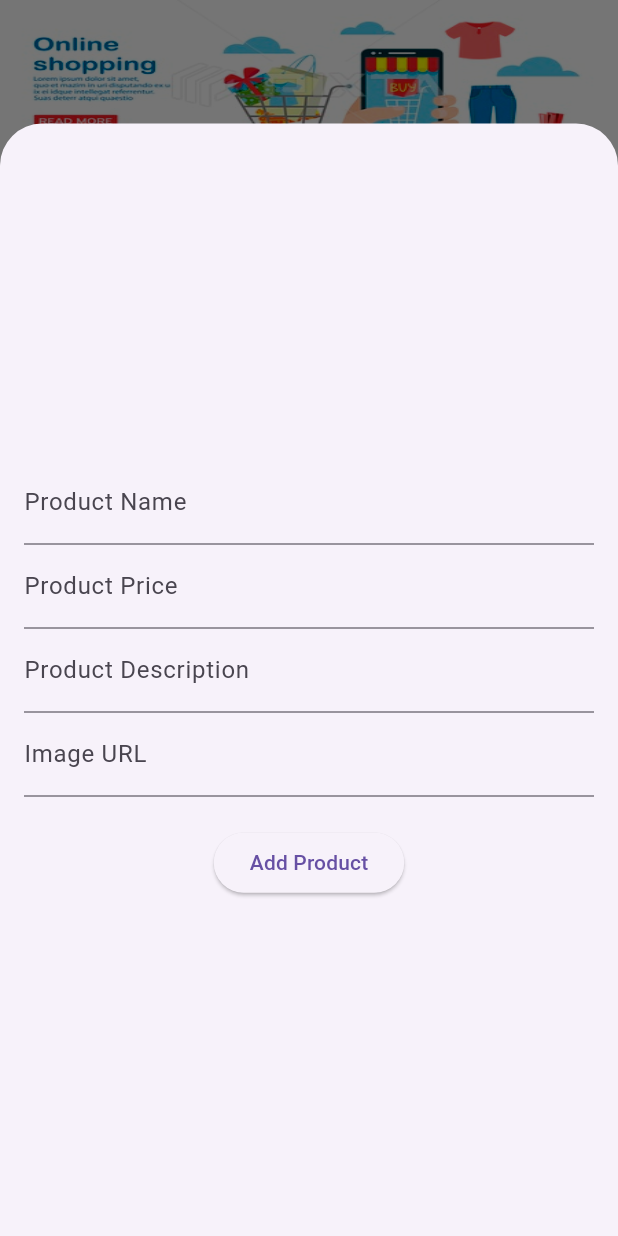
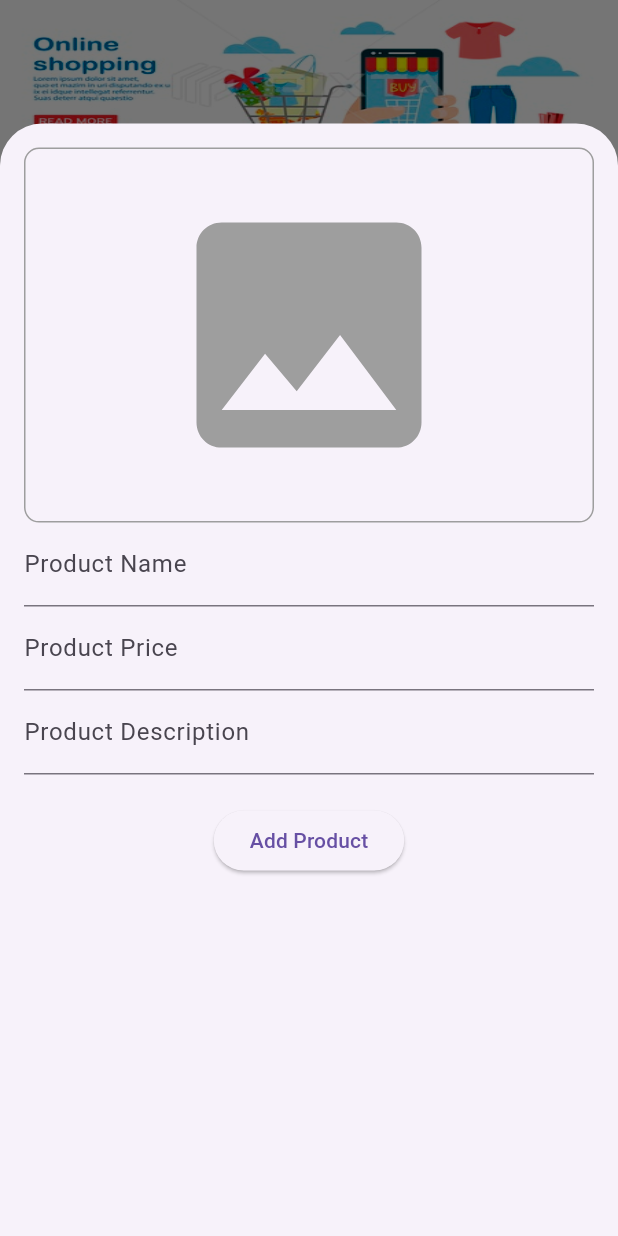
Before and after one commit to Skivap/SoftwareStudio, a Flutter app: the screen it shows after launch, after a tap on "Login", after a tap on the "add" icon, on a phone screen of 412 x 824 dp. Run offline on Flutter 3.47's test engine with Material 3 defaults, Android fonts, the phone set to English and light mode, and no system bars; our stand-ins replace cloud_firestore, firebase_auth, firebase_core, firebase_storage, image_picker; accounts and stored records are empty; network calls fail.

Commit message:
reworked image upload, fiexed android image upload

```diff
--- a/lib/home.dart
+++ b/lib/home.dart
@@ -53,9 +53,9 @@ class _HomePage extends State<HomePage> with TickerProviderStateMixin {
             label: 'Search',
           ),
           NavigationDestination(
-            icon: Icon(Icons.shopping_cart),
+            icon: Icon(Icons.checkroom_rounded),
             // icon: Badge(child: Icon(Icons.shopping_cart)),
-            label: 'Cart',
+            label: 'Wardrobe',
           ),
           NavigationDestination(
             icon: Icon(Icons.messenger_sharp),
--- a/lib/views/login.dart
+++ b/lib/views/login.dart
@@ -1,10 +1,8 @@
 import 'package:firebase_auth/firebase_auth.dart';
-import 'package:flutter/cupertino.dart';
 import 'package:flutter/material.dart';
-import 'package:flutter/rendering.dart';
-import 'package:flutter/widgets.dart';
 import 'package:prototype_ss/widgets/authentication.dart';
 import 'package:flutter/gestures.dart';
+import 'package:prototype_ss/widgets/error_dialog.dart';
 
 class LoginPage extends StatefulWidget {
 
@@ -33,8 +31,7 @@ class _LoginPage extends State<LoginPage> {
     if(email== '' && password == '')widget.changePage("Home");
     User? user = await _authService.signInWithEmailPassword(email, password);
     if (user == null){
-      print('Login Failed');
-      // mau tambah showDialog nanti
+      showErrorDialog(context, 'Login failed, email or password might be wrong');
     }
     else {
       widget.changePage("Home");
--- a/lib/views/main_page.dart
+++ b/lib/views/main_page.dart
@@ -1,10 +1,11 @@
 import 'dart:async';
+import 'dart:io';
 import 'package:cloud_firestore/cloud_firestore.dart';
-import 'package:flutter/cupertino.dart';
 import 'package:flutter/material.dart';
-import 'package:flutter/widgets.dart';
 import 'package:firebase_auth/firebase_auth.dart';
+import 'package:image_picker/image_picker.dart';
 import 'package:prototype_ss/widgets/product_page.dart';
+import 'package:firebase_storage/firebase_storage.dart';
 
 var headerStyle = const TextStyle(
   fontWeight: FontWeight.bold,
@@ -31,6 +32,7 @@ class _MainPage extends State<MainPage> {
   late PageController _bannerPageController;
   late Timer _bannerTimer;
   int _currentBannerPage = 0;
+  File? _pickedImage;
 
   @override
   void initState() {
@@ -58,6 +60,84 @@ class _MainPage extends State<MainPage> {
     _bannerPageController.dispose();
   }
 
+  Future<void> pickImage() async {
+    final ImagePicker _picker = ImagePicker();
+    final XFile? pickedImage = await _picker.pickImage(source: ImageSource.gallery);
+
+    if (pickedImage != null){
+      setState(() {
+        _pickedImage = File(pickedImage.path);
+      });
+    }
+  }
+
+  Future<String?> uploadImage(File image) async {
+     try {
+       String filename = DateTime.now().millisecondsSinceEpoch.toString();
+       Reference storageRef = FirebaseStorage.instance.ref().child('product_images/$filename');
+       UploadTask uploadTask = storageRef.putFile(image);
+       await uploadTask.whenComplete(() {});
+       return await storageRef.getDownloadURL();
+    } catch(e) {
+      print('Error uploading image: $e');
+      return null;
+    }
+  }
+
+  void addProduct() async {
+    String productName = _productNameController.text.trim();
+    String productPrice = _productPriceController.text.trim();
+    String productDescription = _productDescriptionController.text.trim();
+    //String productImageUrl = _productImageUrlController.text.trim();
+    User? user = FirebaseAuth.instance.currentUser;
+    String? userId = user?.uid ?? '';
+
+    if (productName.isNotEmpty &&
+        productPrice.isNotEmpty &&
+        productDescription.isNotEmpty &&
+        _pickedImage != null){
+        //productImageUrl.isNotEmpty) {
+      try {
+        String? imageUrl = await uploadImage(_pickedImage!);
+        if (imageUrl != null) {
+          await _firestore.collection('products').add({
+            'sellerId': userId,
+            'name': productName,
+            'price': double.parse(productPrice),
+            'description': productDescription,
+            'imageUrl': imageUrl,
+          });
+
+          ScaffoldMessenger.of(context).showSnackBar(
+            const SnackBar(content: Text('Product Added Successfully')),
+          );
+          Navigator.pop(context);
+
+          _productNameController.clear();
+          _productPriceController.clear();
+          _productDescriptionController.clear();
+          _productImageUrlController.clear();
+          setState(() {
+            _pickedImage = null;
+          });
+        } else {
+          ScaffoldMessenger.of(context).showSnackBar(
+            const SnackBar(content: Text('Failed to upload Image'))
+          );
+        }
+      } catch (e) {
+        print('Error adding product: $e');
+        ScaffoldMessenger.of(context).showSnackBar(
+          SnackBar(content: Text('Failed to add product $e')),
+        );
+      }
+    } else {
+      ScaffoldMessenger.of(context).showSnackBar(
+        const SnackBar(content: Text('Please fill in all fields')),
+      );
+    }
+  }
+
   void showProductForm(BuildContext context) {
     showModalBottomSheet<dynamic>(
       isScrollControlled: true,
@@ -69,29 +149,53 @@ class _MainPage extends State<MainPage> {
             padding: const EdgeInsets.all(16.0),
             child: Column(
               crossAxisAlignment: CrossAxisAlignment.center,
-              mainAxisAlignment: MainAxisAlignment.center,
+              mainAxisAlignment: MainAxisAlignment.start,
               children: [
+                _pickedImage == null
+                      ? GestureDetector(
+                          onTap: pickImage,
+                          child: Container(
+                            height: 250,
+                            width: double.infinity,
+                            decoration: BoxDecoration(
+                              border: Border.all(color: Colors.grey),
+                              borderRadius: BorderRadius.circular(10),
+                            ),
+                            child: const Center(
+                              child: Icon(
+                                Icons.image,
+                                size: 200,
+                                color: Colors.grey,
+                              ),
+                            ),
+                          ),
+                        )
+                      : GestureDetector(
+                          onTap: pickImage,
+                          child: Image.file(
+                            _pickedImage!,
+                            height: 250,
+                            width: double.infinity,
+                            fit: BoxFit.cover,
+                          ),
+                        ),
                 TextField(
                   controller: _productNameController,
-                  decoration: InputDecoration(labelText: 'Product Name'),
+                  decoration: const InputDecoration(labelText: 'Product Name'),
                 ),
                 TextField(
                   controller: _productPriceController,
-                  decoration: InputDecoration(labelText: 'Product Price'),
+                  decoration: const InputDecoration(labelText: 'Product Price'),
                   keyboardType: TextInputType.number,
                 ),
                 TextField(
                   controller: _productDescriptionController,
-                  decoration: InputDecoration(labelText: 'Product Description'),
+                  decoration: const InputDecoration(labelText: 'Product Description'),
                 ),
-                TextField(
-                  controller: _productImageUrlController,
-                  decoration: InputDecoration(labelText: 'Image URL'),
-                ),
-                SizedBox(height: 20),
+                const SizedBox(height: 20),
                 ElevatedButton(
                   onPressed: addProduct,
-                  child: Text('Add Product'),
+                  child: const Text('Add Product'),
                 ),
               ],
             ),
@@ -101,58 +205,17 @@ class _MainPage extends State<MainPage> {
     );
   }
 
-  void addProduct() async {
-    String productName = _productNameController.text.trim();
-    String productPrice = _productPriceController.text.trim();
-    String productDescription = _productDescriptionController.text.trim();
-    String productImageUrl = _productImageUrlController.text.trim();
-    User? user = FirebaseAuth.instance.currentUser;
-    String? userId = user?.uid ?? '';
-
-    if (productName.isNotEmpty &&
-        productPrice.isNotEmpty &&
-        productDescription.isNotEmpty &&
-        productImageUrl.isNotEmpty) {
-      try {
-        await _firestore.collection('products').add({
-          'sellerId': userId,
-          'name': productName,
-          'price': double.parse(productPrice),
-          'description': productDescription,
-          'imageUrl': productImageUrl,
-        });
-
-        ScaffoldMessenger.of(context).showSnackBar(
-          SnackBar(content: Text('Product Added Successfully')),
-        );
-        Navigator.pop(context); // Close the bottom sheet
-
-        // Clear the input fields after adding the product
-        _productNameController.clear();
-        _productPriceController.clear();
-        _productDescriptionController.clear();
-        _productImageUrlController.clear();
-      } catch (e) {
-        print('Error adding product: $e');
-        ScaffoldMessenger.of(context).showSnackBar(
-          SnackBar(content: Text('Failed to add product $e')),
-        );
-      }
-    } else {
-      ScaffoldMessenger.of(context).showSnackBar(
-        SnackBar(content: Text('Please fill in all fields')),
-      );
-    }
-  }
-
   @override
   Widget build(BuildContext context) {
     double myWidth = MediaQuery.of(context).size.width;
     double myHeight = MediaQuery.of(context).size.height;
 
     return Scaffold(
-      body: SingleChildScrollView(
-        child: Column(
+      body: Stack(
+        children: [
+          SingleChildScrollView(
+          child:
+            Column(
               children: [
                 SizedBox(
                   width: myWidth,
@@ -177,7 +240,7 @@ class _MainPage extends State<MainPage> {
                 ),
                 SizedBox(
                   height: myHeight * 0.3,
-              child: ProductPage(scrollDirection: Axis.horizontal),
+                  child: const ProductPage(scrollDirection: Axis.horizontal),
                 ),
                 Padding(
                   padding: const EdgeInsets.only(top: 10),
@@ -188,23 +251,24 @@ class _MainPage extends State<MainPage> {
                 ),
                 SizedBox(
                   height: myHeight * 0.3,
-              child: ProductPage(scrollDirection: Axis.horizontal),
+                  child: const ProductPage(scrollDirection: Axis.horizontal),
                 ),
-            Row(
-              mainAxisAlignment: MainAxisAlignment.end,
-              children: [
-                FloatingActionButton(
+                const SizedBox(height: 25),
+              ],
+            ),
+          ),
+          Positioned(
+            bottom: 20,
+            right: 20,
+            child:FloatingActionButton(
               onPressed: () {
                 showProductForm(context);
               },
-                  child: Icon(Icons.add),
-                  backgroundColor: Colors.blue,
+              backgroundColor: const Color.fromRGBO(244, 40, 53, 32),
+              child: const Icon(Icons.add),
             )
-              ],
-            ),
-            SizedBox(height: 20),
-          ],
-        ),
+          )
+        ]
       ),
     );
   }
--- /dev/null
+++ b/lib/widgets/error_dialog.dart
@@ -0,0 +1,38 @@
+import 'package:flutter/material.dart';
+
+class ErrorDialog extends StatelessWidget {
+  final String message;
+
+  const ErrorDialog({super.key, required this.message});
+
+  @override
+  Widget build(BuildContext context) {
+    return AlertDialog(
+      title: const Text('Error'),
+      content: SingleChildScrollView(
+        child: ListBody(
+          children: <Widget>[
+            Text(message),
+          ],
+        ),
+      ),
+      actions: <Widget>[
+        TextButton(
+          child: const Text('OK'),
+          onPressed: () {
+            Navigator.of(context).pop();
+          },
+        ),
+      ],
+    );
+  }
+}
+
+void showErrorDialog(BuildContext context, String message) {
+  showDialog(
+    context: context,
+    builder: (BuildContext context) {
+      return ErrorDialog(message: message);
+    },
+  );
+}
--- a/lib/widgets/product_page.dart
+++ b/lib/widgets/product_page.dart
@@ -94,7 +94,7 @@ class _ProductPageState extends State<ProductPage> {
                   selectIdx: selectItemIndex,
                   idItem: index,
                 );
-      }).toList(),
+              }).toList(),
             );
           }
         ),
--- a/pubspec.yaml
+++ b/pubspec.yaml
@@ -22,6 +22,7 @@ dependencies:
   uuid: ^4.4.0
   firebase_storage: ^11.7.7
   provider: ^6.0.2
+  material_design_icons_flutter: ^7.0.7296
 
 dev_dependencies:
   flutter_test:
```
Also changed, not shown: lib/views/signup.dart (+5 -4 lines), lib/views/user_settings_views/account_settings.dart (+10 -10 lines), pubspec.lock, 1 other file. Lines whose indentation alone changed are shown as unchanged.
